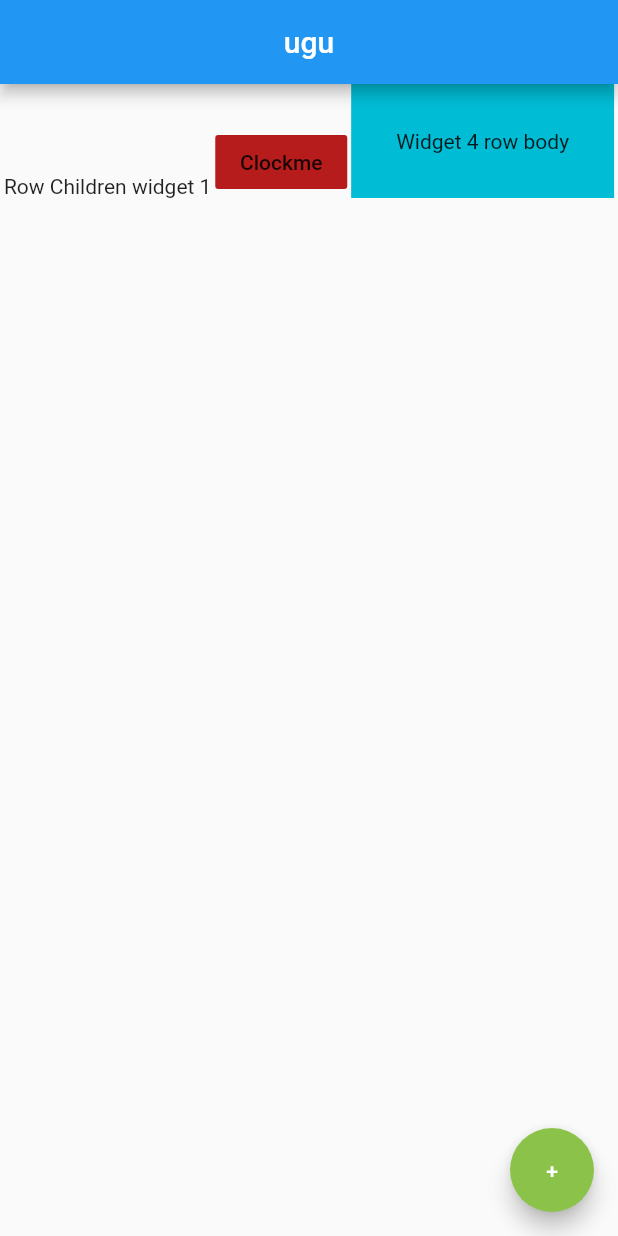
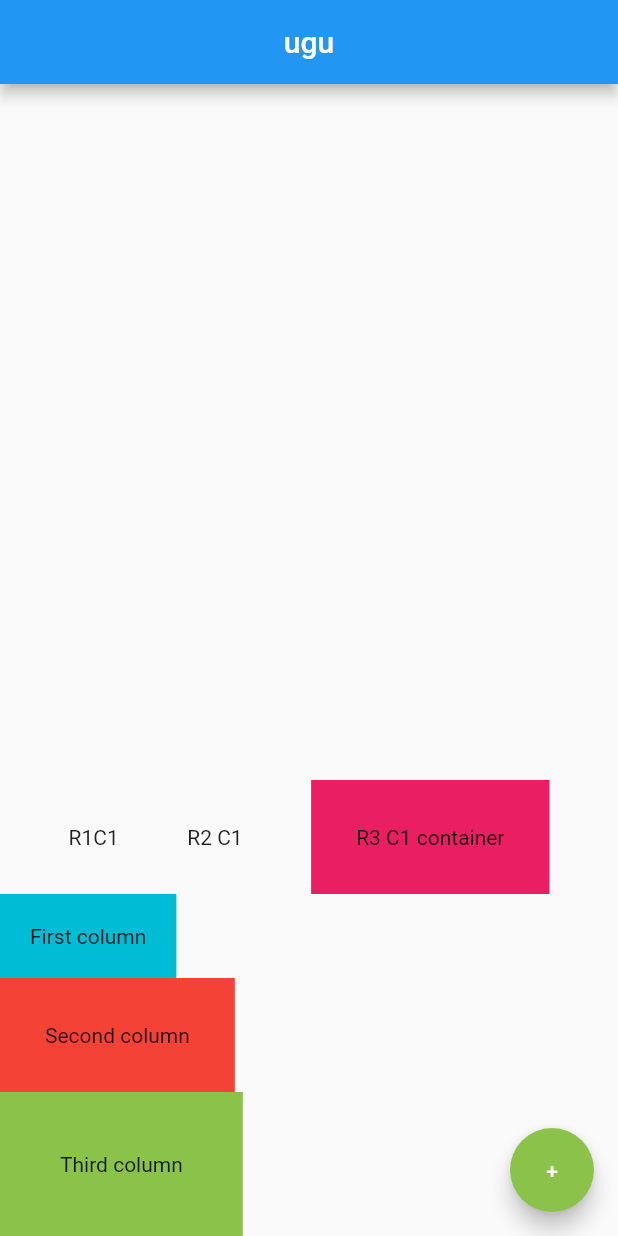
Before and after one commit to chakca/vid11_netnija_project, a Flutter app: the screen it shows after launch, on a phone screen of 412 x 824 dp. Run offline on Flutter 3.47's test engine with Material 2 defaults, Android fonts, the phone set to English and light mode, and no system bars.

Commit message:
AppBar body:Row crossAxisAlignment mainAxisAlignemnt Children <Widget>[Text,FlatButton,container,] NEW MAIN dart file for next chapter New Columns COlumns including 3 containers and a column with three rows

```diff
--- a/lib/main.dart
+++ b/lib/main.dart
@@ -2,7 +2,7 @@ import 'package:flutter/material.dart';
 
 void main(){
   runApp(MaterialApp(
-    home: Home()
+      home: Home()
   ));
 }
 
@@ -14,41 +14,39 @@ class Home extends StatelessWidget {
         centerTitle: true,
         title: Text('ugu'),
       ),
-      body: Row(
-        crossAxisAlignment: CrossAxisAlignment.end,
-        mainAxisAlignment: MainAxisAlignment.spaceEvenly,
+      body: Column(
+        mainAxisAlignment: MainAxisAlignment.end,
+        crossAxisAlignment: CrossAxisAlignment.start,
         children: <Widget>[
-          Text('Row Children widget 1'),
-          FlatButton(
-            onPressed: (){
-              print('Clocked row widget 2');
-            },
-            color: Colors.red[900],
-            child: Text("Clockme"),
+          Row(
+            mainAxisAlignment: MainAxisAlignment.spaceEvenly,
+            children: <Widget>[
+              Text('R1C1'),
+              Text('R2 C1'),
+              Container(
+                color: Colors.pink,
+                padding: EdgeInsets.all(30),
+                child: Text('R3 C1 container'),
+              ),
+            ],
           ),
           Container(
+            padding: EdgeInsets.all(20),
             color: Colors.cyan,
+            child: Text('First column'),
+          ),
+          Container(
             padding: EdgeInsets.all(30),
-            child: Text('Widget 4 row body'),
+            color: Colors.red,
+            child: Text('Second column'),
           ),
-        ]
+          Container(
+            padding: EdgeInsets.all(40),
+            color: Colors.lightGreen,
+            child: Text('Third column'),
+          ),
+        ],
       ),
-      /*body: Padding(
-        padding: EdgeInsets.all(90),
-        // not allowed in padding margin: EdgeInsets.all(20),
-        //padding: EdgeInsets.symmetric(horizontal: 30, vertical: 50),
-        //padding: EdgeInsets.all(20),
-        // not allowed in padding color: Colors.grey[400],
-        child: Text('Padding Text'),
-      ),*/
-      /*body: Container(
-        padding: EdgeInsets.fromLTRB(10, 20, 30.0, 60.0),
-        margin: EdgeInsets.all(20),
-        //padding: EdgeInsets.symmetric(horizontal: 30, vertical: 50),
-        //padding: EdgeInsets.all(20),
-        color: Colors.grey[400],
-        child: Text('Conatiner Text'),
-      ),*/
       floatingActionButton: FloatingActionButton(
         onPressed: (){},
         child: Text('+'),
```
Also changed, not shown: lib/main_Row_widget_list_cross_main_axis.dart (added, +59 -0 lines).
